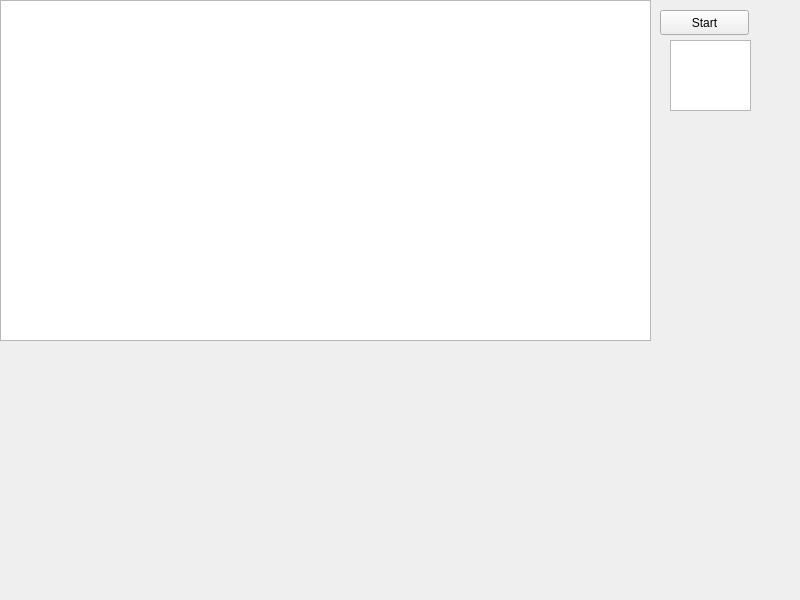
First picture: the form in proyectoFinal/widget.ui, repository maria-tasco/Proyecto-final, before the edit.
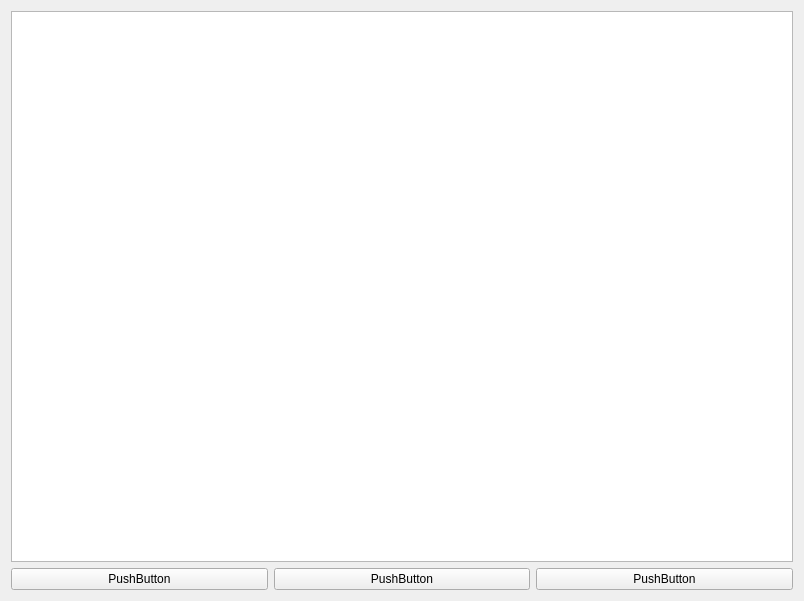
Second picture: the form after the edit.

The edit to the form file:
```diff
--- a/proyectoFinal/widget.ui
+++ b/proyectoFinal/widget.ui
@@ -13,39 +13,42 @@
   <property name="windowTitle">
    <string>Widget</string>
   </property>
-  <widget class="QTextBrowser" name="textBrowser">
-   <property name="geometry">
-    <rect>
-     <x>670</x>
-     <y>40</y>
-     <width>81</width>
-     <height>71</height>
-    </rect>
+  <layout class="QGridLayout" name="gridLayout">
+   <property name="sizeConstraint">
+    <enum>QLayout::SetDefaultConstraint</enum>
    </property>
-  </widget>
-  <widget class="QPushButton" name="pushButton">
-   <property name="geometry">
-    <rect>
-     <x>660</x>
-     <y>10</y>
-     <width>89</width>
-     <height>25</height>
-    </rect>
-   </property>
-   <property name="text">
-    <string>Start</string>
-   </property>
-  </widget>
-  <widget class="QGraphicsView" name="graphicsView">
-   <property name="geometry">
-    <rect>
-     <x>0</x>
-     <y>0</y>
-     <width>651</width>
-     <height>341</height>
-    </rect>
-   </property>
-  </widget>
+   <item row="0" column="0" colspan="3">
+    <widget class="QGraphicsView" name="graphicsView">
+     <property name="minimumSize">
+      <size>
+       <width>782</width>
+       <height>551</height>
+      </size>
+     </property>
+    </widget>
+   </item>
+   <item row="1" column="0">
+    <widget class="QPushButton" name="pushButton">
+     <property name="text">
+      <string>PushButton</string>
+     </property>
+    </widget>
+   </item>
+   <item row="1" column="1">
+    <widget class="QPushButton" name="pushButton_2">
+     <property name="text">
+      <string>PushButton</string>
+     </property>
+    </widget>
+   </item>
+   <item row="1" column="2">
+    <widget class="QPushButton" name="pushButton_3">
+     <property name="text">
+      <string>PushButton</string>
+     </property>
+    </widget>
+   </item>
+  </layout>
  </widget>
  <resources/>
  <connections/>
```
